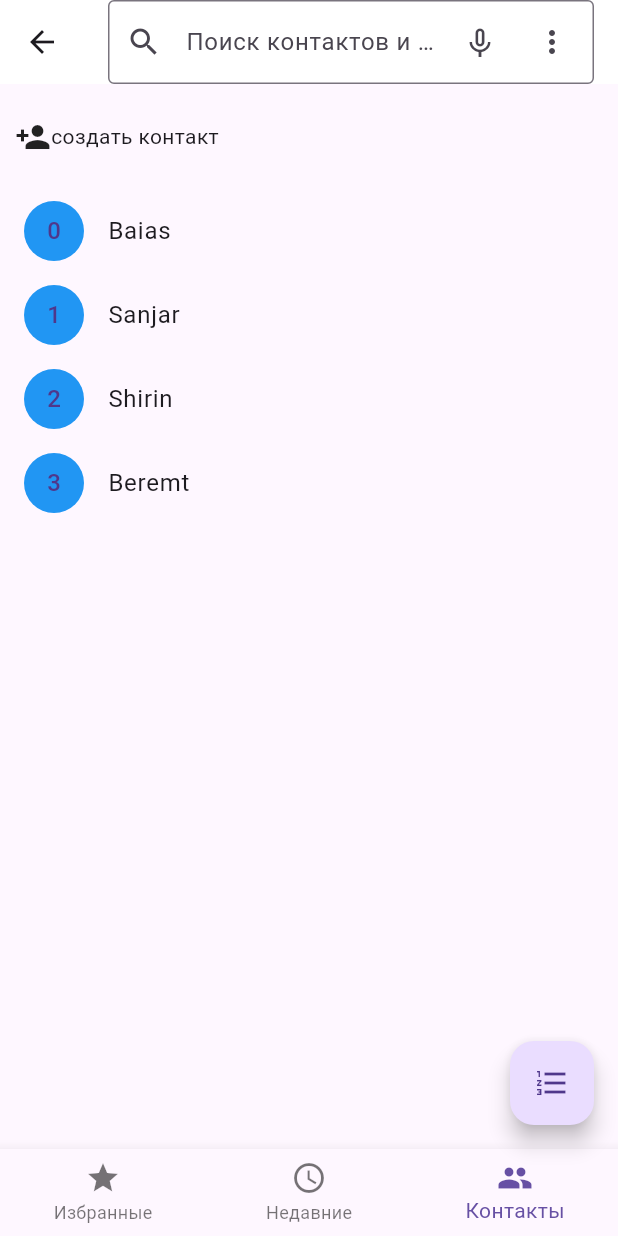
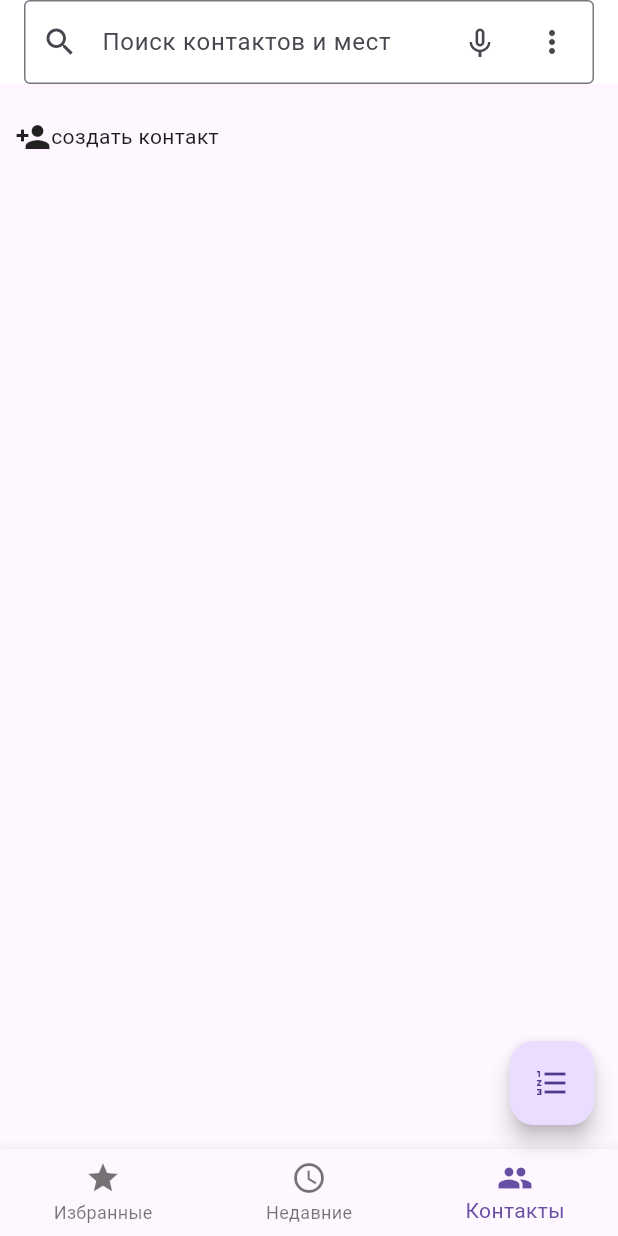
Before and after one commit to Inf1nityLab/lesson01, a Flutter app: the MainScreen screen opened directly, on a phone screen of 412 x 824 dp. Run offline on Flutter 3.47's test engine with Material 3 defaults, Android fonts, the light colour scheme and no system bars; our stand-ins replace get_it, hive, hive_flutter; accounts and stored records are empty.

Commit message:
contact 1

```diff
--- /dev/null
+++ b/lib/contacts/compas/compas.dart
@@ -0,0 +1,8 @@
+import 'package:book/contacts/service/contact_service.dart';
+import 'package:get_it/get_it.dart';
+
+final GetIt compas = GetIt.instance;
+
+void compasLocator() {
+  compas.registerLazySingleton(() => ContactService());
+}
--- a/lib/contacts/contactScreen.dart
+++ b/lib/contacts/contactScreen.dart
@@ -1,23 +1,54 @@
 import 'package:book/contacts/add_contact_screen.dart';
 import 'package:book/contacts/data/contact_model.dart';
+import 'package:book/contacts/service/contact_service.dart';
 import 'package:flutter/material.dart';
+import 'package:hive/hive.dart';
+import 'package:hive_flutter/adapters.dart';
 
-class ContactScreen extends StatelessWidget {
-  const ContactScreen({super.key});
+import 'compas/compas.dart';
 
+class Contacts extends StatelessWidget {
+  Contacts({super.key});
+
+  final ContactService _contactService = compas<ContactService>();
+
+  @override
+  Widget build(BuildContext context) {
+    return FutureBuilder(
+      future: _contactService.poluchitData(),
+      builder: (context, AsyncSnapshot<List<ContactModel>> snapshot) {
+        if (snapshot.connectionState == ConnectionState.done) {
+          return ContactScreen(snapshot.data ?? []);
+        }
+        return const CircularProgressIndicator();
+      },
+    );
+  }
+}
+
+class ContactScreen extends StatefulWidget {
+  final List<ContactModel> contacts;
+  ContactScreen( this.contacts);
+
+  @override
+  State<ContactScreen> createState() => _ContactScreenState();
+}
+
+class _ContactScreenState extends State<ContactScreen> {
   @override
   Widget build(BuildContext context) {
     return Column(
       children: [
-         Padding(
+        Padding(
           padding: EdgeInsets.only(left: 10),
           child: SizedBox(
             height: 70,
             child: InkWell(
-              onTap: (){
-                Navigator.push(context, MaterialPageRoute(builder: (context)=>const AddScreen()));
+              onTap: () {
+                Navigator.push(context,
+                    MaterialPageRoute(builder: (context) => const AddScreen()));
               },
-              child: Row(
+              child: const Row(
                 children: [
                   Icon(Icons.person_add_sharp),
                   Text('создать контакт'),
@@ -27,16 +58,16 @@ class ContactScreen extends StatelessWidget {
           ),
         ),
         Expanded(
-          child: ListView.builder(
-              itemCount: numbers.length,
-              itemBuilder: (context, index) {
-                return ListTile(
-                  leading: CircleAvatar(
-                    backgroundColor: Colors.blue,
-                    child: Text('$index'),
-                  ),
-                  title: Text('${numbers[index].name}'),
-                );
+          child: ValueListenableBuilder(
+              valueListenable: Hive.box<ContactModel>('contacts').listenable(),
+              builder: (context, Box<ContactModel> box, _) {
+                return ListView.builder(itemCount: box.values.length,itemBuilder: (context, index) {
+                  var contacts = box.getAt(index);
+                  return ListTile(
+                    leading: const CircleAvatar(),
+                    title: Text(contacts!.name),
+                  );
+                });
               }),
         )
       ],
--- a/lib/contacts/data/contact_model.dart
+++ b/lib/contacts/data/contact_model.dart
@@ -1,15 +1,13 @@
 
+import 'package:hive/hive.dart';
+part 'contact_model.g.dart';
 
+@HiveType(typeId: 2)
 class ContactModel{
+  @HiveField(0)
   final String name;
+  @HiveField(1)
   final String number;
 
-  ContactModel({required this.name, required this.number});
+  ContactModel(this.name, this.number);
 }
-
-List<ContactModel> numbers = [
-  ContactModel(name: 'Baias', number: '0709358767'),
-  ContactModel(name: 'Sanjar', number: '0709123456'),
-  ContactModel(name: 'Shirin', number: '0709358767'),
-  ContactModel(name: 'Beremt', number: '0709358767'),
-];
--- a/lib/contacts/main_screen.dart
+++ b/lib/contacts/main_screen.dart
@@ -12,10 +12,10 @@ class MainScreen extends StatefulWidget {
 }
 
 class _MainScreenState extends State<MainScreen> {
-  List<Widget> screens = const [
-    FavoriteScreen(), //0
-    RecentScreen(), //1
-    ContactScreen() //2
+  List<Widget> screens =  [
+    const FavoriteScreen(), //0
+    const RecentScreen(), //1
+    Contacts() //2
   ];
 
   int _currentIndex = 2;
```
Also changed, not shown: lib/contacts/add_contact_screen.dart (+11 -8 lines), lib/contacts/service/contact_service.dart (added, +25 -0 lines), lib/main.dart (+7 -4 lines), lib/contacts/data/contact_model.g.dart (added).
